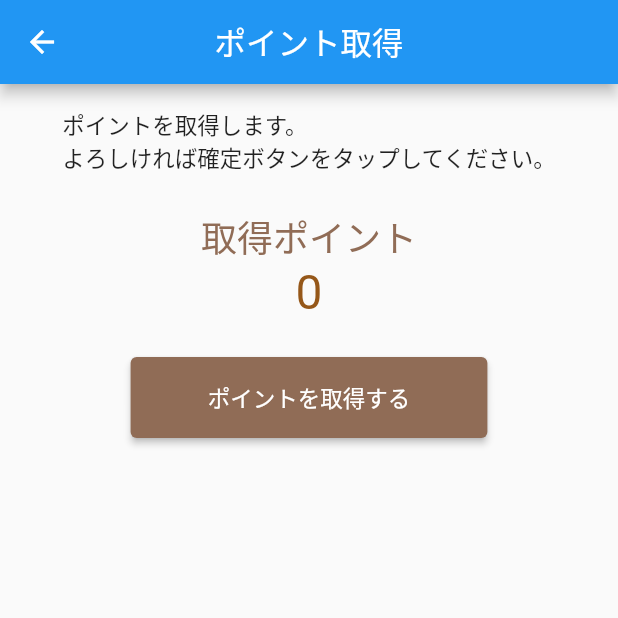
After one commit to hotdrop/my-flutter-consider-design-app, a Flutter app: the PointGetConfirmPage screen opened directly, on a phone screen of 412 x 824 dp, the top half of it. The commit adds this screen. Run offline on Flutter 3.47's test engine with Material 2 defaults, Android fonts, the phone set to English and light mode, and no system bars; our stand-ins replace dio, flutter_riverpod, freezed_annotation, hive, hive_flutter, logger and 1 more; missing offline and left inert: lifecycle; accounts and stored records are empty; generated files the repository leaves out were written again; statements that could not run were skipped.

Commit message:
ポイント取得処理を実装

```diff
--- a/lib/repository/local/local_data_source.dart
+++ b/lib/repository/local/local_data_source.dart
@@ -1,7 +1,7 @@
 import 'package:flutter_riverpod/flutter_riverpod.dart';
 import 'package:hive/hive.dart';
 import 'package:hive_flutter/hive_flutter.dart';
-import 'package:mybt/repository/local/entities/item_entity.dart';
+import 'package:mybt/repository/local/entities/history_entity.dart';
 
 final localDataSourceProvider = Provider((ref) => _LocalDataSource());
 
@@ -10,6 +10,6 @@ class _LocalDataSource {
 
   Future<void> init() async {
     await Hive.initFlutter();
-    Hive.registerAdapter(ItemEntityAdapter());
+    Hive.registerAdapter(HistoryEntityAdapter());
   }
 }
--- a/lib/res/R.dart
+++ b/lib/res/R.dart
@@ -2,6 +2,7 @@ import 'package:flutter/material.dart';
 import 'package:mybt/res/app_url.dart';
 import 'package:mybt/res/colors.dart';
 import 'package:mybt/res/images.dart';
+import 'package:mybt/res/integers.dart';
 import 'package:mybt/res/strings.dart';
 import 'package:mybt/res/theme.dart';
 
@@ -11,6 +12,7 @@ class R {
     required this.strings,
     required this.images,
     required this.colors,
+    required this.integers,
     required this.url,
   });
 
@@ -21,6 +23,7 @@ class R {
       strings: Strings.createCoffee(),
       images: Images.createCoffee(),
       colors: appColors,
+      integers: Integers.createCoffee(),
       url: AppUrl.createCoffee(),
     );
     return res;
@@ -32,6 +35,7 @@ class R {
   final Strings strings;
   final Images images;
   final AppColors colors;
+  final Integers integers;
 
   final AppUrl url;
 }
--- a/lib/res/common_strings.dart
+++ b/lib/res/common_strings.dart
@@ -20,6 +20,16 @@ class CommonStrings {
   final String homeMenuBuyItem = 'アイテム購入';
 
   final String pointGetTitle = 'ポイント取得';
+  final String pointGetInputOverview = '現在保持しているポイント数: ';
+  // これ本当は埋め込み文字を置換するような関数を用意すべき
+  final String pointGetInputAttension = '(※最大で保持できるポイントは';
+  final String pointGetInputAttensionSuffix = 'です)';
+  final String pointGetInputError = 'エラーです。';
+  final String pointGetInputTextFieldHint = 'ポイントを入力';
+  final String pointGetInputConfirmButton = '確認画面へ進む';
+  final String pointGetConfirmOverview = 'ポイントを取得します。\nよろしければ確定ボタンをタップしてください。';
+  final String pointGetConfirmPointLabel = '取得ポイント';
+  final String pointGetConfirmExecuteButton = 'ポイントを取得する';
 
   final String dialogCancel = 'キャンセル';
   final String dialogOk = 'OK';
--- /dev/null
+++ b/lib/res/integers.dart
@@ -0,0 +1,11 @@
+class Integers {
+  Integers._({required this.maxPoint});
+
+  factory Integers.createCoffee() {
+    return Integers._(
+      maxPoint: 5000,
+    );
+  }
+
+  final int maxPoint;
+}
--- a/lib/ui/home/home_page.dart
+++ b/lib/ui/home/home_page.dart
@@ -4,7 +4,7 @@ import 'package:lifecycle/lifecycle.dart';
 import 'package:mybt/common/app_logger.dart';
 import 'package:mybt/res/R.dart';
 import 'package:mybt/ui/home/home_view_model.dart';
-import 'package:mybt/ui/pointget/point_get_page.dart';
+import 'package:mybt/ui/pointget/point_get_input_page.dart';
 import 'package:mybt/ui/widgets/app_dialog.dart';
 import 'package:mybt/ui/widgets/app_text.dart';
 
@@ -177,7 +177,7 @@ class HomePage extends StatelessWidget {
             label: R.res.strings.homeMenuGetPoint,
             iconData: Icons.account_balance_wallet,
             onTap: () {
-              PointGetPage.start(context);
+              PointGetInputPage.start(context);
             },
           ),
           _MenuButton(
--- /dev/null
+++ b/lib/ui/pointget/point_get_confirm_page.dart
@@ -0,0 +1,77 @@
+import 'package:flutter/material.dart';
+import 'package:flutter_riverpod/flutter_riverpod.dart';
+import 'package:mybt/common/app_logger.dart';
+import 'package:mybt/res/R.dart';
+import 'package:mybt/ui/pointget/point_get_view_model.dart';
+import 'package:mybt/ui/widgets/app_dialog.dart';
+import 'package:mybt/ui/widgets/app_text.dart';
+import 'package:mybt/ui/widgets/progress_dialog.dart';
+
+class PointGetConfirmPage extends StatelessWidget {
+  static void start(BuildContext context) {
+    Navigator.push<void>(
+      context,
+      MaterialPageRoute(builder: (_) => PointGetConfirmPage()),
+    );
+  }
+
+  @override
+  Widget build(BuildContext context) {
+    return Scaffold(
+      appBar: AppBar(title: Text(R.res.strings.pointGetTitle)),
+      body: _viewBody(context),
+    );
+  }
+
+  Widget _viewBody(BuildContext context) {
+    return Padding(
+      padding: const EdgeInsets.symmetric(vertical: 16, horizontal: 24),
+      child: Column(
+        children: [
+          Center(
+            child: Text(R.res.strings.pointGetConfirmOverview),
+          ),
+          SizedBox(height: 24),
+          AppText.large(R.res.strings.pointGetConfirmPointLabel),
+          _textGetPoint(context),
+          SizedBox(height: 24),
+          _buttonDecision(context),
+        ],
+      ),
+    );
+  }
+
+  Widget _textGetPoint(BuildContext context) {
+    final inputPoint = context.read(pointGetViewModel).inputPoint;
+    return Text(
+      '$inputPoint',
+      style: TextStyle(fontSize: 32, color: R.res.colors.accentColor),
+    );
+  }
+
+  Widget _buttonDecision(BuildContext context) {
+    return ElevatedButton(
+      onPressed: () async {
+        final viewModel = context.read(pointGetViewModel);
+        final dialog = AppProgressDialog<void>();
+        await dialog.show(
+          context,
+          execute: viewModel.execute,
+          onSuccess: (result) {
+            AppLogger.d('ポイント取得に成功しました！');
+            Navigator.popUntil(context, (route) => route.isFirst);
+          },
+          onError: (e, s) {
+            AppLogger.d('エラーです。e:$e stackTrace:$s');
+            final errorDialog = AppDialog('$e');
+            errorDialog.show(context);
+          },
+        );
+      },
+      child: Padding(
+        padding: const EdgeInsets.symmetric(horizontal: 36, vertical: 16),
+        child: Text(R.res.strings.pointGetConfirmExecuteButton),
+      ),
+    );
+  }
+}
--- a/lib/ui/start/start_page.dart
+++ b/lib/ui/start/start_page.dart
@@ -68,7 +68,7 @@ class StartPage extends StatelessWidget {
 
   Widget _textFieldNickName(BuildContext context) {
     return TextFormField(
-      textCapitalization: TextCapitalization.words,
+      keyboardType: TextInputType.name,
       decoration: InputDecoration(
         labelText: R.res.strings.startNickNameFieldLabel,
         hintText: R.res.strings.startNickNameFieldHint,
@@ -84,6 +84,7 @@ class StartPage extends StatelessWidget {
 
   Widget _textFieldEmail(BuildContext context) {
     return TextFormField(
+      keyboardType: TextInputType.emailAddress,
       decoration: InputDecoration(
         labelText: R.res.strings.startEmailFieldLabel,
         hintText: R.res.strings.startEmailFieldHint,
@@ -98,9 +99,9 @@ class StartPage extends StatelessWidget {
   }
 
   Widget _buttonSave(BuildContext context) {
-    final viewModel = context.read(startViewModel);
     return ElevatedButton(
       onPressed: () async {
+        final viewModel = context.read(startViewModel);
         final dialog = AppProgressDialog<void>();
         await dialog.show(
           context,
```
Also changed, not shown: lib/models/history.dart (added, +11 -0 lines), lib/repository/local/entities/history_entity.dart (added, +23 -0 lines), lib/repository/local/entities/item_entity.dart (deleted, +0 -23 lines), lib/repository/local/history_dao.dart (added, +26 -0 lines), lib/repository/local/item_dao.dart (deleted, +0 -26 lines), lib/repository/remote/fake/fake_http_client.dart (+10 -7 lines), lib/ui/pointget/point_get_input_page.dart (added, +110 -0 lines), lib/ui/pointget/point_get_page.dart (deleted, +0 -58 lines), lib/ui/pointget/point_get_view_model.dart (+38 -9 lines).
